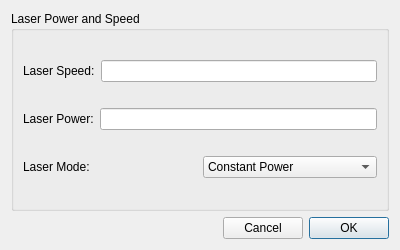
Qt form src/gui/ExportGcodeDialog.ui (openscad/openscad) before a commit.
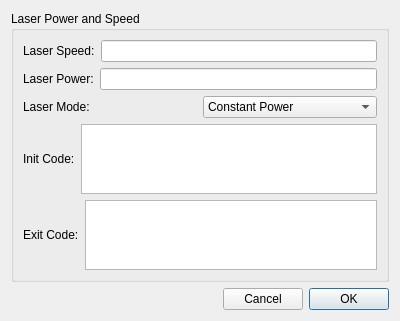
The same form after that commit.

Commit message: feat: added gcode init and exit code

```diff
--- a/src/gui/ExportGcodeDialog.ui
+++ b/src/gui/ExportGcodeDialog.ui
@@ -91,6 +91,39 @@
        </layout>
       </item>
 
+      <item>
+       <layout class="QHBoxLayout" name="horizontalLayoutInitCode">
+        <item>
+         <widget class="QLabel" name="labelInitCode">
+          <property name="text">
+           <string>Init Code:</string>
+          </property>
+         </widget>
+        </item>
+        <item>
+         <widget class="QTextEdit" name="valueInitCode">
+         </widget>
+        </item>
+       </layout>
+      </item>
+
+      <item>
+       <layout class="QHBoxLayout" name="horizontalExitCode">
+        <item>
+         <widget class="QLabel" name="labelExitCode">
+          <property name="text">
+           <string>Exit Code:</string>
+          </property>
+         </widget>
+        </item>
+        <item>
+         <widget class="QTextEdit" name="valueExitCode">
+         </widget>
+        </item>
+       </layout>
+      </item>
+
+
 
      </layout>
     </widget>
```
The commit also changes 6 other files.
